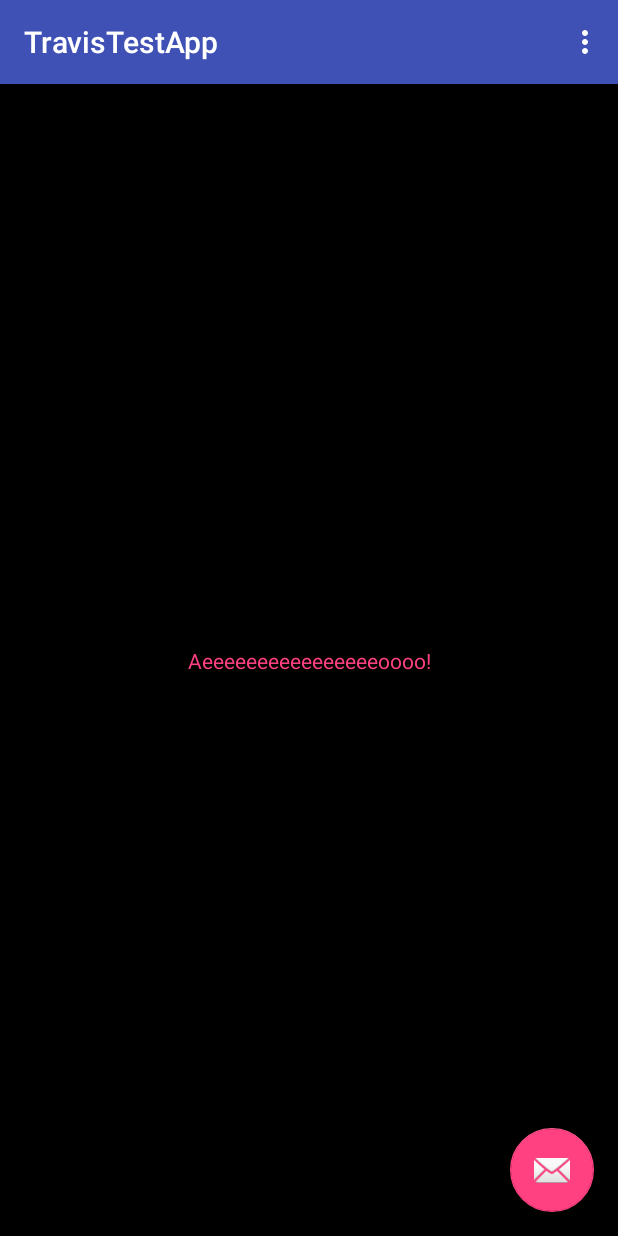
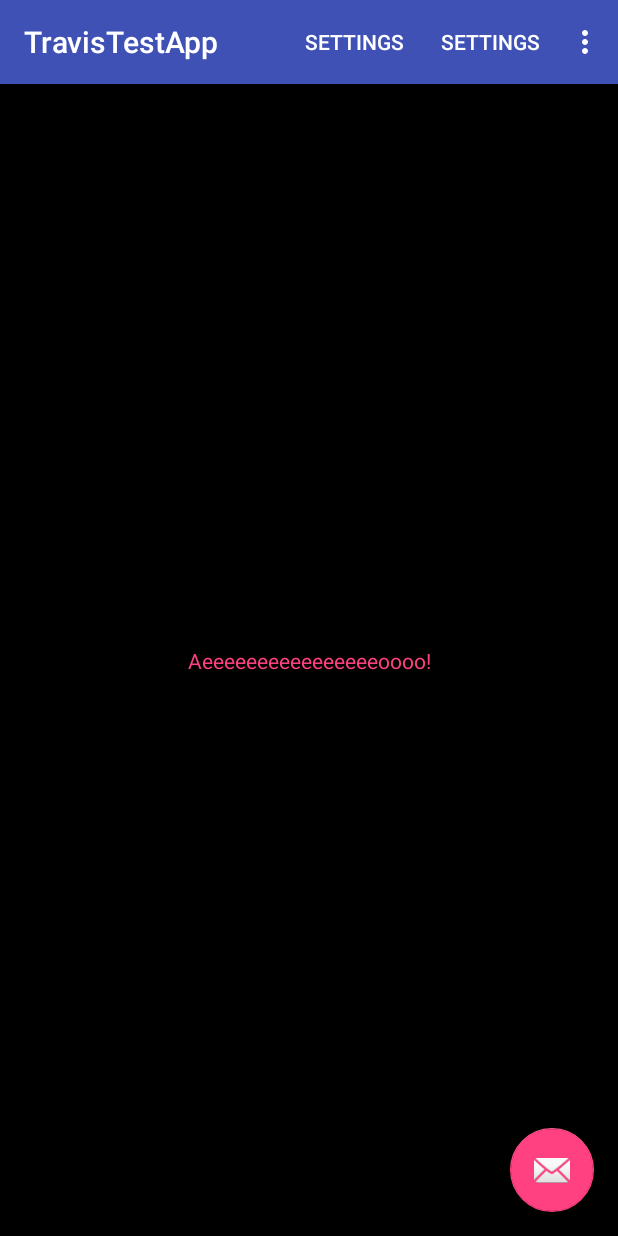
Before and after one commit to andersonb/TravisTestApp, an Android app: the screen it shows after launch (MainActivity), on a phone screen of 412 x 824 dp. Run offline under Robolectric (Android 15) with nearby library versions, the phone set to English and light mode, and no system bars.

Commit message:
fazer o menu aparecer

```diff
--- a/app/src/main/res/menu/menu_main.xml
+++ b/app/src/main/res/menu/menu_main.xml
@@ -7,4 +7,17 @@
         android:orderInCategory="100"
         android:title="@string/action_settings"
         app:showAsAction="never" />
+
+
+    <item
+        android:id="@+id/action_settings1"
+        android:orderInCategory="100"
+        android:title="@string/action_settings"
+        app:showAsAction="always" />
+
+    <item
+        android:id="@+id/action_settings2"
+        android:orderInCategory="100"
+        android:title="@string/action_settings"
+        app:showAsAction="always" />
 </menu>
```
